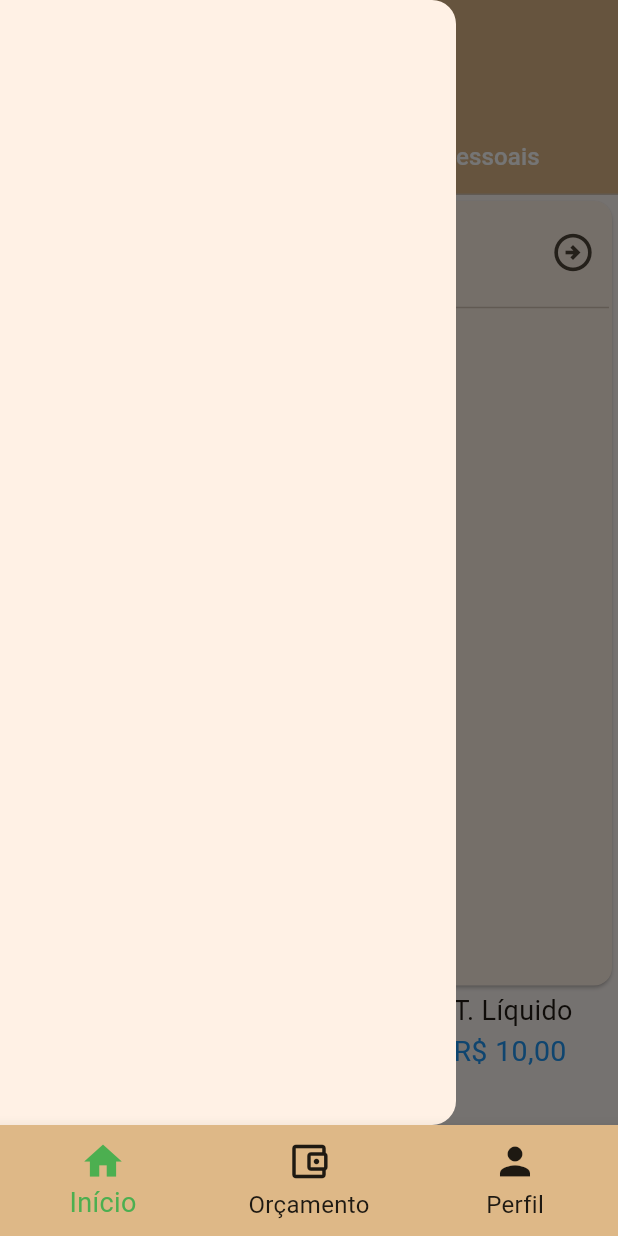
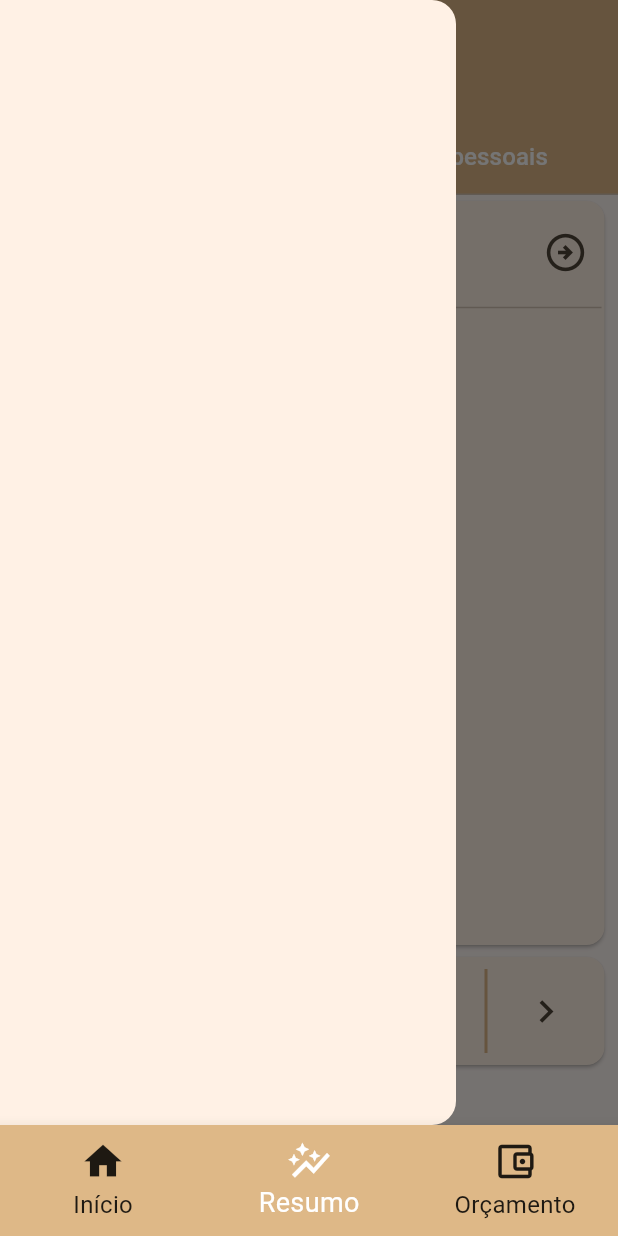
Before and after one commit to Jo-Analyst/js-budget, a Flutter app: the screen it shows after launch, with the side drawer open, on a phone screen of 412 x 824 dp. Run offline on Flutter 3.47's test engine with Material 3 defaults, Android fonts, the phone set to English and light mode, and no system bars; our stand-ins replace font_awesome_flutter, sqflite; accounts and stored records are empty; Roboto replaces fonts that are missing (Anta).

Commit message:
implementando a tela do resumo

```diff
--- a/lib/src/app/app.dart
+++ b/lib/src/app/app.dart
@@ -1,5 +1,5 @@
 import 'package:flutter/material.dart';
-import 'package:js_budget/src/home/home_page.dart';
+import 'package:js_budget/src/summary/summary_page.dart';
 import 'package:js_budget/src/app/widgets/bottom_navigation_bar_item._widget.dart';
 
 class App extends StatefulWidget {
@@ -10,7 +10,7 @@ class App extends StatefulWidget {
 }
 
 class _AppState extends State<App> {
-  int _currentIndex = 0;
+  int _currentIndex = 1;
   late PageController _pageController;
 
   @override
@@ -32,9 +32,10 @@ class _AppState extends State<App> {
         controller: _pageController,
         onPageChanged: setCurrentPage,
         children: [
+          Container(color: Colors.red),
           const HomePage(),
-          Container(color: Colors.red),
           Container(color: Colors.blue),
+          Container(color: Theme.of(context).primaryColor),
         ],
       ),
       bottomNavigationBar: BottomNavigationBar(
@@ -44,7 +45,7 @@ class _AppState extends State<App> {
         unselectedItemColor: Colors.black87,
         iconSize: 30,
         type: BottomNavigationBarType.fixed,
-        fixedColor: Colors.green,
+        fixedColor: Colors.white,
         currentIndex: _currentIndex,
         onTap: (page) => _pageController.animateToPage(
           page,
--- a/lib/src/app/widgets/bottom_navigation_bar_item._widget.dart
+++ b/lib/src/app/widgets/bottom_navigation_bar_item._widget.dart
@@ -7,18 +7,18 @@ class BottomNavigationBarItemWidget {
         label: "Início",
         icon: Icon(Icons.home),
       ),
-      // BottomNavigationBarItem(
-      //   icon: Icon(Icons.home_filled),
-      //   label: "Matéria Prima",
-      // ),
+      BottomNavigationBarItem(
+        label: "Resumo",
+        icon: Icon(Icons.auto_graph),
+      ),
       BottomNavigationBarItem(
         icon: Icon(Icons.account_balance_wallet_outlined),
         label: "Orçamento",
       ),
-      BottomNavigationBarItem(
-        icon: Icon(Icons.person),
-        label: "Perfil",
-      ),
+      // BottomNavigationBarItem(
+      //   icon: Icon(Icons.person),
+      //   label: "Perfil",
+      // ),
     ];
   }
 }
--- a/lib/src/home/home_page.dart
+++ /dev/null
@@ -1,295 +0,0 @@
-import 'package:flutter/material.dart';
-import 'package:js_budget/src/home/widgets/finance_widget.dart';
-import 'package:js_budget/src/themes/light_theme.dart';
-import 'package:font_awesome_flutter/font_awesome_flutter.dart';
-
-class HomePage extends StatefulWidget {
-  const HomePage({super.key});
-
-  @override
-  State<HomePage> createState() => _HomePageState();
-}
-
-class _HomePageState extends State<HomePage> with TickerProviderStateMixin {
-  late TabController _tabController;
-
-  @override
-  void initState() {
-    super.initState();
-    _tabController = TabController(length: 2, vsync: this);
-  }
-
-  @override
-  void dispose() {
-    super.dispose();
-    _tabController.dispose();
-  }
-
-  @override
-  Widget build(BuildContext context) {
-    var theme = Theme.of(context);
-    return Scaffold(
-      drawer: const Drawer(),
-      appBar: AppBar(
-        iconTheme: const IconThemeData(color: Colors.white),
-        title: const Text(
-          'Finanças',
-          style: TextStyle(color: Colors.white),
-        ),
-      ),
-      body: SingleChildScrollView(
-        child: Column(
-          children: [
-            Container(
-              color: theme.primaryColor,
-              child: TabBar(
-                tabAlignment: TabAlignment.center,
-                isScrollable: true,
-                // indicatorColor: Colors.red,
-                labelColor: Colors.white,
-                unselectedLabelColor: Colors.white,
-                controller: _tabController,
-                tabs: const <Tab>[
-                  Tab(
-                    iconMargin: EdgeInsets.zero,
-                    text: 'Finanças da oficina',
-                    icon: Icon(
-                      FontAwesomeIcons.screwdriverWrench,
-                      color: Colors.white,
-                      size: 20,
-                    ),
-                  ),
-                  Tab(
-                    iconMargin: EdgeInsets.zero,
-                    text: 'Finanças pessoais',
-                    icon: Icon(
-                      Icons.person,
-                      color: Colors.white,
-                      size: 25,
-                    ),
-                  ),
-                ],
-              ),
-            ),
-            SizedBox(
-              height: MediaQuery.of(context).size.height - 240,
-              child: TabBarView(
-                controller: _tabController,
-                children: [
-                  Column(
-                    children: [
-                      Expanded(
-                        child: Card(
-                          child: Padding(
-                            padding: const EdgeInsets.symmetric(
-                              horizontal: 2,
-                              vertical: 10,
-                            ),
-                            child: Column(
-                              children: [
-                                Row(
-                                  mainAxisAlignment:
-                                      MainAxisAlignment.spaceBetween,
-                                  children: [
-                                    IconButton(
-                                      onPressed: () {},
-                                      icon: const Icon(
-                                        Icons.arrow_circle_left_outlined,
-                                        size: 30,
-                                      ),
-                                    ),
-                                    const Text(
-                                      'Janeiro de 2024',
-                                      style: lightThemeTitleSmall,
-                                    ),
-                                    IconButton(
-                                      onPressed: () {},
-                                      icon: const Icon(
-                                        Icons.arrow_circle_right_outlined,
-                                        size: 30,
-                                      ),
-                                    ),
-                                  ],
-                                ),
-                                const SizedBox(height: 5),
-                                const Divider(),
-                              ],
-                            ),
-                          ),
-                        ),
-                      ),
-                      const Row(
-                        mainAxisAlignment: MainAxisAlignment.spaceAround,
-                        children: [
-                          FinanceWidget(
-                            title: 'Receita',
-                            value: 25.00,
-                            textColor: Colors.green,
-                          ),
-                          FinanceWidget(
-                            title: 'Despesa',
-                            value: 15.00,
-                            textColor: Colors.red,
-                          ),
-                          FinanceWidget(
-                            title: 'T. Líquido',
-                            value: 10.00,
-                            textColor: Colors.blue,
-                          ),
-                        ],
-                      ),
-                    ],
-                  ),
-                  Container(color: Colors.red),
-                ],
-              ),
-            ),
-          ],
-        ),
-      ),
-    );
-  }
-}
-
-
-
-// import 'package:flutter/material.dart';
-// import 'package:js_budget/src/home/widgets/finance_widget.dart';
-// import 'package:js_budget/src/themes/light_theme.dart';
-
-// class HomePage extends StatelessWidget {
-//   const HomePage({super.key});
-
-//   @override
-//   Widget build(BuildContext context) {
-//     var theme = Theme.of(context);
-//     return Scaffold(
-//       drawer: const Drawer(),
-//       appBar: AppBar(
-//         iconTheme: const IconThemeData(color: Colors.white),
-//         title: const Text(
-//           'Finanças',
-//           style: TextStyle(color: Colors.white),
-//         ),
-//       ),
-//       body: SingleChildScrollView(
-//         child: Padding(
-//           padding: const EdgeInsets.symmetric(horizontal: 2),
-//           child: Column(
-//             children: [
-//               Card(
-//                 child: Padding(
-//                   padding: const EdgeInsets.symmetric(
-//                     // horizontal: 15,
-//                     vertical: 10,
-//                   ),
-//                   child: Column(
-//                     children: [
-//                       Row(
-//                         mainAxisAlignment: MainAxisAlignment.spaceAround,
-//                         children: [
-//                           Material(
-//                             borderRadius: BorderRadius.circular(100),
-//                             child: InkWell(
-//                               splashColor: theme.splashColor,
-//                               borderRadius: BorderRadius.circular(100),
-//                               onTap: () {},
-//                               child: Ink(
-//                                 padding: const EdgeInsets.symmetric(
-//                                   horizontal: 10,
-//                                   vertical: 5,
-//                                 ),
-//                                 decoration: BoxDecoration(
-//                                   color: theme.primaryColor,
-//                                   border: Border.all(
-//                                     color: theme.primaryColor,
-//                                   ),
-//                                   borderRadius: BorderRadius.circular(100),
-//                                 ),
-//                                 child: const Text("Finanças pessoais",
-//                                     style: lightThemeTitleSmall),
-//                               ),
-//                             ),
-//                           ),
-//                           Material(
-//                             borderRadius: BorderRadius.circular(100),
-//                             child: InkWell(
-//                               splashColor: theme.splashColor,
-//                               borderRadius: BorderRadius.circular(100),
-//                               onTap: () {},
-//                               child: Ink(
-//                                 padding: const EdgeInsets.symmetric(
-//                                   horizontal: 10,
-//                                   vertical: 5,
-//                                 ),
-//                                 decoration: BoxDecoration(
-//                                   border: Border.all(
-//                                     color: theme.primaryColor,
-//                                   ),
-//                                   borderRadius: BorderRadius.circular(100),
-//                                 ),
-//                                 child: const Text("Finanças da oficina",
-//                                     style: lightThemeTitleSmall),
-//                               ),
-//                             ),
-//                           ),
-//                         ],
-//                       ),
-//                       const SizedBox(height: 5),
-//                       const Divider(),
-//                       Row(
-//                         mainAxisAlignment: MainAxisAlignment.spaceBetween,
-//                         children: [
-//                           IconButton(
-//                             onPressed: () {},
-//                             icon: const Icon(
-//                               Icons.arrow_circle_left_outlined,
-//                               size: 30,
-//                             ),
-//                           ),
-//                           const Text(
-//                             'Janeiro de 2024',
-//                             style: lightThemeTitleSmall,
-//                           ),
-//                           IconButton(
-//                             onPressed: () {},
-//                             icon: const Icon(
-//                               Icons.arrow_circle_right_outlined,
-//                               size: 30,
-//                             ),
-//                           ),
-//                         ],
-//                       ),
-//                       const SizedBox(height: 5),
-//                       const Divider(),
-//                       const Row(
-//                         mainAxisAlignment: MainAxisAlignment.spaceAround,
-//                         children: [
-//                           FinanceWidget(
-//                             title: 'Receita',
-//                             value: 25.00,
-//                             textColor: Colors.green,
-//                           ),
-//                           FinanceWidget(
-//                             title: 'Despesa',
-//                             value: 15.00,
-//                             textColor: Colors.red,
-//                           ),
-//                           FinanceWidget(
-//                             title: 'T. Líquido',
-//                             value: 10.00,
-//                             textColor: Colors.blue,
-//                           ),
-//                         ],
-//                       ),
-//                     ],
-//                   ),
-//                 ),
-//               ),
-//             ],
-//           ),
-//         ),
-//       ),
-//     );
-//   }
-// }
--- a/lib/src/home/widgets/finance_widget.dart
+++ /dev/null
@@ -1,55 +0,0 @@
-// ignore_for_file: public_member_api_docs, sort_constructors_first
-import 'package:flutter/material.dart';
-
-import 'package:js_budget/src/themes/light_theme.dart';
-import 'package:js_budget/src/utils/utils_service.dart';
-
-class FinanceWidget extends StatelessWidget {
-  final String title;
-  final double value;
-  final Color? textColor;
-
-  const FinanceWidget({
-    Key? key,
-    required this.title,
-    required this.value,
-    this.textColor,
-  }) : super(key: key);
-
-  @override
-  Widget build(BuildContext context) {
-    return Column(
-      crossAxisAlignment: CrossAxisAlignment.start,
-      children: [
-        Text(
-          title,
-          style: lightThemeTitleSmall,
-        ),
-        Text(
-          UtilsService.priceToCurrency(value),
-          style: TextStyle(color: textColor, fontSize: 19),
-        ),
-      ],
-    );
-  }
-}
-
-// class ListTileWidget extends StatelessWidget {
-//   const ListTileWidget({super.key});
-
-//   @override
-//   Widget build(BuildContext context) {
-//     return ListTile(
-//       title: const Text(
-//         'Resumo',
-//         style: lightThemeTitleSmall,
-//       ),
-//       subtitle: const Text(
-//         'R\$ 25,00',
-//         style: TextStyle(color: Colors.blue, fontSize: 19),
-//       ),
-//       trailing: IconButton(
-//           onPressed: () {}, icon: const Icon(Icons.visibility_outlined)),
-//     );
-//   }
-// }
--- /dev/null
+++ b/lib/src/summary/summary_page.dart
@@ -0,0 +1,149 @@
+import 'package:flutter/material.dart';
+import 'package:js_budget/src/summary/widgets/summary_total_widget.dart';
+import 'package:js_budget/src/themes/light_theme.dart';
+import 'package:font_awesome_flutter/font_awesome_flutter.dart';
+
+class HomePage extends StatefulWidget {
+  const HomePage({super.key});
+
+  @override
+  State<HomePage> createState() => _HomePageState();
+}
+
+class _HomePageState extends State<HomePage> with TickerProviderStateMixin {
+  late TabController _tabController;
+
+  @override
+  void initState() {
+    super.initState();
+    _tabController = TabController(length: 2, vsync: this);
+  }
+
+  @override
+  void dispose() {
+    super.dispose();
+    _tabController.dispose();
+  }
+
+  @override
+  Widget build(BuildContext context) {
+    var theme = Theme.of(context);
+    return Scaffold(
+      drawer: const Drawer(),
+      appBar: AppBar(
+        iconTheme: const IconThemeData(color: Colors.white),
+        title: const Text(
+          'Resumo',
+          style: TextStyle(
+            color: Colors.white,
+            fontWeight: FontWeight.w700,
+          ),
+        ),
+      ),
+      body: SingleChildScrollView(
+        child: Column(
+          children: [
+            Container(
+              color: theme.primaryColor,
+              child: TabBar(
+                tabAlignment: TabAlignment.center,
+                isScrollable: true,
+                // indicatorColor: Colors.red,
+                labelColor: Colors.white,
+                unselectedLabelColor: Colors.white,
+                controller: _tabController,
+                tabs: const <Tab>[
+                  Tab(
+                    iconMargin: EdgeInsets.zero,
+                    text: 'Despesas da oficina',
+                    icon: Icon(
+                      FontAwesomeIcons.screwdriverWrench,
+                      color: Colors.white,
+                      size: 20,
+                    ),
+                  ),
+                  Tab(
+                    iconMargin: EdgeInsets.zero,
+                    text: 'Despesas pessoais',
+                    icon: Icon(
+                      Icons.person,
+                      color: Colors.white,
+                      size: 25,
+                    ),
+                  ),
+                ],
+              ),
+            ),
+            Container(
+              padding: const EdgeInsets.symmetric(horizontal: 5),
+              height: MediaQuery.of(context).size.height - 240,
+              child: TabBarView(
+                controller: _tabController,
+                children: [
+                  Column(
+                    children: [
+                      Expanded(
+                        child: Card(
+                          child: Padding(
+                            padding: const EdgeInsets.symmetric(
+                              horizontal: 2,
+                              vertical: 10,
+                            ),
+                            child: Column(
+                              children: [
+                                Row(
+                                  mainAxisAlignment:
+                                      MainAxisAlignment.spaceBetween,
+                                  children: [
+                                    IconButton(
+                                      onPressed: () {},
+                                      icon: const Icon(
+                                        Icons.arrow_circle_left_outlined,
+                                        size: 30,
+                                      ),
+                                    ),
+                                    // const Text(
+                                    //   'Janeiro de 2024',
+                                    //   style: lightThemeTitleSmall,
+                                    // ),
+                                    const Text.rich(
+                                      TextSpan(children: [
+                                        TextSpan(text: 'Janeiro de '),
+                                        TextSpan(
+                                          text: '2024',
+                                          style: TextStyle(fontFamily: 'Anta'),
+                                        ),
+                                      ], style: lightThemeTitleSmall),
+                                    ),
+                                    IconButton(
+                                      onPressed: () {},
+                                      icon: const Icon(
+                                        Icons.arrow_circle_right_outlined,
+                                        size: 30,
+                                      ),
+                                    ),
+                                  ],
+                                ),
+                                const SizedBox(height: 5),
+                                const Divider(),
+                              ],
+                            ),
+                          ),
+                        ),
+                      ),
+                      const SummaryTotalWidget(
+                        value: 25,
+                        textColor: Colors.blue,
+                      )
+                    ],
+                  ),
+                  Container(color: Colors.red),
+                ],
+              ),
+            ),
+          ],
+        ),
+      ),
+    );
+  }
+}
--- /dev/null
+++ b/lib/src/summary/widgets/summary_total_widget.dart
@@ -0,0 +1,55 @@
+import 'package:flutter/material.dart';
+
+import 'package:js_budget/src/utils/utils_service.dart';
+
+class SummaryTotalWidget extends StatelessWidget {
+  final double value;
+  final Color? textColor;
+
+  const SummaryTotalWidget({
+    Key? key,
+    required this.value,
+    this.textColor,
+  }) : super(key: key);
+
+  @override
+  Widget build(BuildContext context) {
+    return Card(
+      child: Padding(
+        padding: const EdgeInsets.only(left: 8, top: 0),
+        child: ListTile(
+          minVerticalPadding: 0,
+          contentPadding: const EdgeInsets.only(right: 0),
+          title: const Text('T. Despesa'),
+          subtitle: Text(
+            UtilsService.priceToCurrency(value),
+            style: TextStyle(
+                color: textColor,
+                fontSize: 18,
+                fontWeight: FontWeight.w600,
+                fontFamily: 'Anta'),
+          ),
+          trailing: GestureDetector(
+            onTap: () {},
+            child: Container(
+              decoration: BoxDecoration(
+                border: Border(
+                  left: BorderSide(
+                    color: Theme.of(context).primaryColor,
+                    width: 2,
+                  ),
+                ),
+              ),
+              alignment: Alignment.center,
+              width: 80,
+              child: const Icon(
+                Icons.keyboard_arrow_right,
+                size: 30,
+              ),
+            ),
+          ),
+        ),
+      ),
+    );
+  }
+}
```
Also changed, not shown: pubspec.yaml (+6 -10 lines).
